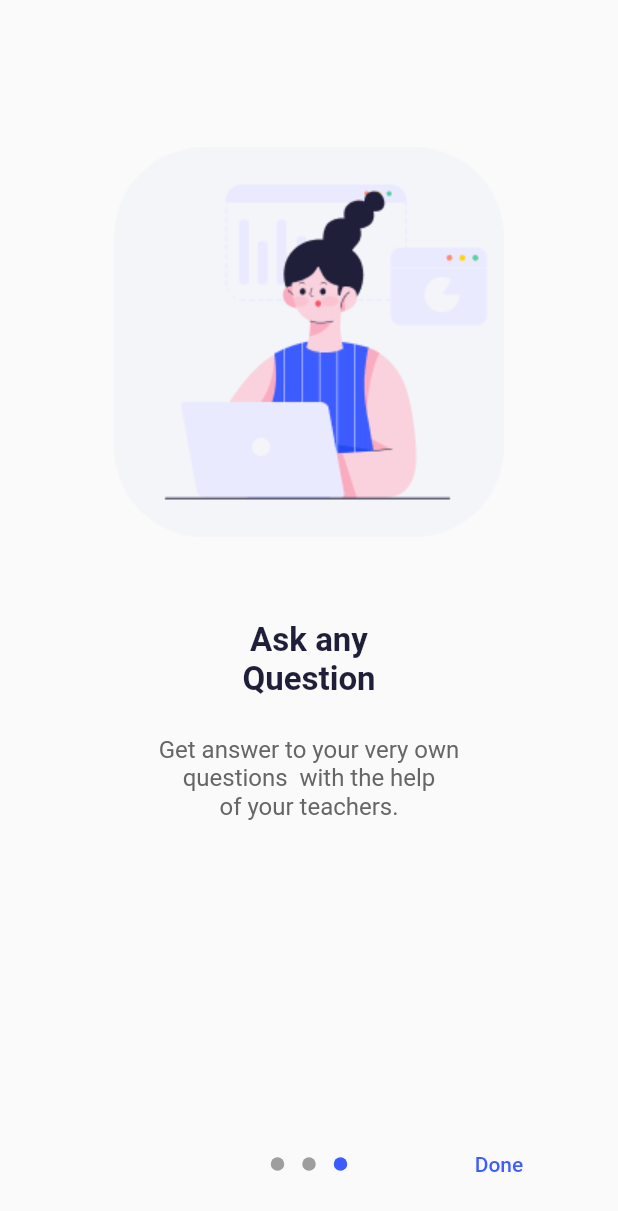
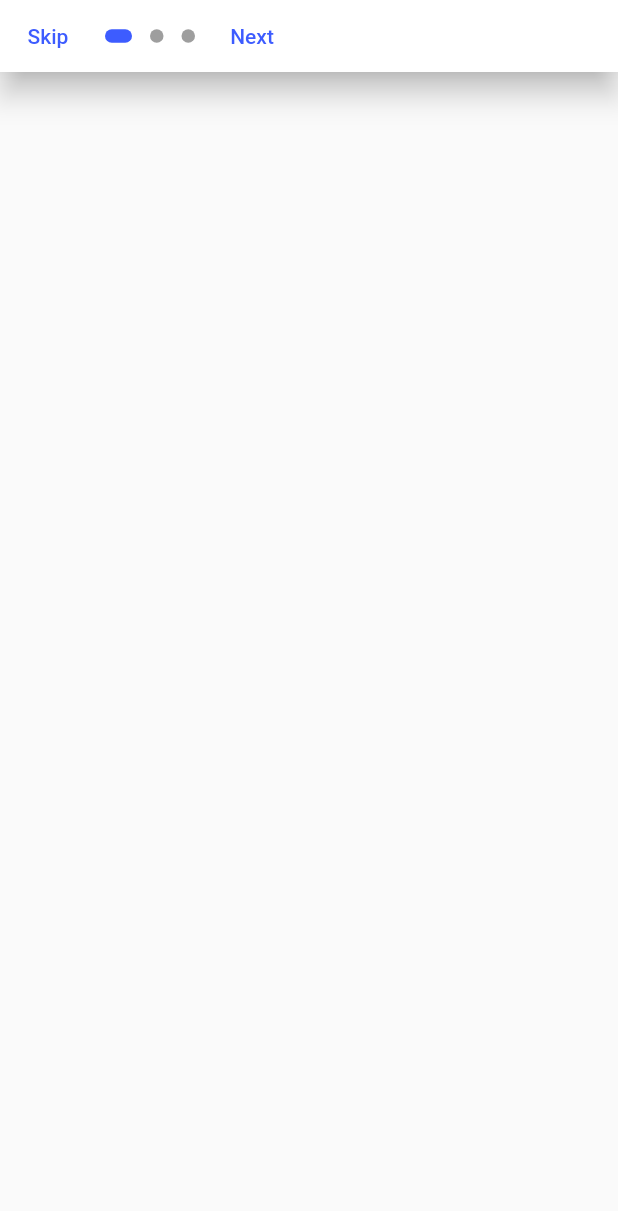
Before and after one commit to BruceLeeAnuragK/project_vidya, a Flutter app: the screen it shows after launch, after a tap on "Skip", on a phone screen of 412 x 824 dp. Shown: the top 1211 px of the screen. Run offline on Flutter 3.47's test engine with Material 2 defaults, Android fonts, the phone set to English and light mode, and no system bars; drawn by our look-alikes of dots_indicator, introduction_screen; our stand-ins replace animated_splash_screen, cloud_firestore, dio, firebase_auth, firebase_core, get and 3 more; missing offline and left inert: flutter_inappwebview; accounts and stored records are empty; network calls fail.

Commit message:
05/12/2023  07:55

```diff
--- a/lib/view/screen/Chapters/english_chapter_page.dart
+++ b/lib/view/screen/Chapters/english_chapter_page.dart
@@ -68,7 +68,8 @@ class EnglishChapterPage extends StatelessWidget {
                 ),
               );
             }
-            }),
+          },
+        ),
       ),
     );
   }
--- a/lib/view/screen/Intro/intro_page.dart
+++ b/lib/view/screen/Intro/intro_page.dart
@@ -1,8 +1,5 @@
+import 'package:dots_indicator/dots_indicator.dart';
 import 'package:flutter/material.dart';
-import 'package:introduction_screen/introduction_screen.dart';
-
-import '../../../utils/imgPath_utils.dart';
-import '../../../utils/route_utils.dart';
 
 class IntroScreen extends StatelessWidget {
   const IntroScreen({super.key});
@@ -11,96 +8,42 @@ class IntroScreen extends StatelessWidget {
   Widget build(BuildContext context) {
     return SafeArea(
       child: Scaffold(
-        body: IntroductionScreen(
-          dotsDecorator: DotsDecorator(
-            color: Colors.grey,
-            activeColor: Color(0xff3d5cff),
-          ),
-          pages: [
-            PageViewModel(
-              title: "Numerous free\ntrial courses",
-              image: Padding(
-                padding: const EdgeInsets.only(top: 20),
-                child: Image.asset(ImgPath.path + ImgPath.intro1),
-              ),
-              decoration: const PageDecoration(
-                titleTextStyle: TextStyle(
-                  color: Color(0xff1F1F39),
-                  fontSize: 22,
-                  fontWeight: FontWeight.bold,
-                ),
-                bodyTextStyle: TextStyle(
-                  color: Color(0xff666666),
-                  fontSize: 16,
+        body: BottomAppBar(
+          color: Colors.white,
+          child: Row(
+            children: [
+              TextButton(
+                onPressed: () {},
+                child: Text(
+                  "Skip",
+                  style: TextStyle(
+                    color: Color(0xff3d5cff),
                   ),
                 ),
-              body: "Free courses for you to\nfind your way learning.",
               ),
-            PageViewModel(
-              title: "Quick and easy\nlearning",
-              image: Image.asset(ImgPath.path + ImgPath.intro2),
-              decoration: const PageDecoration(
-                titleTextStyle: TextStyle(
-                  color: Color(0xff1F1F39),
-                  fontSize: 22,
-                  fontWeight: FontWeight.bold,
-                ),
-                bodyTextStyle: TextStyle(
-                  color: Color(0xff666666),
-                  fontSize: 16,
+              DotsIndicator(
+                dotsCount: 3,
+                position: 0,
+                decorator: DotsDecorator(
+                  activeColor: Color(0xff3d5cff),
+                  size: const Size.square(9.0),
+                  activeSize: const Size(18.0, 9.0),
+                  activeShape: RoundedRectangleBorder(
+                    borderRadius: BorderRadius.circular(5.0),
                   ),
                 ),
-              body:
-                  "Easy and fast learning at\nant time to help you\nimprove various skills.",
               ),
-            PageViewModel(
-              title: "Ask any\nQuestion",
-              image: Image.asset(ImgPath.path + ImgPath.intro3),
-              decoration: const PageDecoration(
-                titleTextStyle: TextStyle(
-                  color: Color(0xff1F1F39),
-                  fontSize: 22,
-                  fontWeight: FontWeight.bold,
-                ),
-                bodyTextStyle: TextStyle(
-                  color: Color(0xff666666),
-                  fontSize: 16,
-                ),
-              ),
-              body:
-                  "Get answer to your very own\nquestions  with the help\nof your teachers.",
-            ),
-          ],
-          next: const Text(
+              TextButton(
+                onPressed: () {},
+                child: Text(
                   "Next",
                   style: TextStyle(
                     color: Color(0xff3d5cff),
                   ),
                 ),
-          done: TextButton(
-            onPressed: () {
-              Navigator.of(context).pushReplacementNamed(MyRoutes.registerPage);
-            },
-            child: const Text(
-              "Done",
-              style: TextStyle(
-                color: Color(0xff3d5cff),
               ),
+            ],
           ),
-          ),
-          curve: Curves.easeInOut,
-          showDoneButton: true,
-          showNextButton: true,
-          showSkipButton: true,
-          skip: const Text(
-            "Skip",
-            style: TextStyle(
-              color: Color(0xff3d5cff),
-            ),
-          ),
-          onDone: () {
-            Navigator.of(context).pushReplacementNamed(MyRoutes.registerPage);
-          },
         ),
       ),
     );
--- a/lib/view/screen/Register/page/register_page.dart
+++ b/lib/view/screen/Register/page/register_page.dart
@@ -85,7 +85,6 @@ class _RegisterPageState extends State<RegisterPage> {
                   keyboardType: TextInputType.emailAddress,
                   strutStyle: StrutStyle.disabled,
                   decoration: InputDecoration(
-                    label: Text("Email"),
                     hintText: "Email",
                     border: OutlineInputBorder(
                       borderRadius: BorderRadius.circular(10),
--- a/lib/view/screen/topic/page/english_topic_page.dart
+++ b/lib/view/screen/topic/page/english_topic_page.dart
@@ -49,7 +49,8 @@ class EnglishTopicPage extends StatelessWidget {
                     color: const Color(0xff3d5cff),
                     child: ListTile(
                       onTap: () {
-                        Get.toNamed(MyRoutes.exercisePage);
+                        Get.toNamed(MyRoutes.exercisePage,
+                            arguments: topics[index]);
                       },
                       title: Text(
                         topics[index]['name'],
--- a/lib/view/screen/topic/page/exercise_page.dart
+++ b/lib/view/screen/topic/page/exercise_page.dart
@@ -2,8 +2,6 @@ import 'package:flutter/material.dart';
 import 'package:get/get.dart';
 import 'package:google_fonts/google_fonts.dart';
 import 'package:project_vidya/helper/api_helper.dart';
-
-import '../../Register/model/user_model.dart';
 
 class ExercisePage extends StatefulWidget {
   ExercisePage({Key? key}) : super(key: key);
@@ -27,7 +25,7 @@ class _ExercisePageState extends State<ExercisePage> {
 
   @override
   Widget build(BuildContext context) {
-    User? user = Get.arguments;
+    int topicIndex = Get.arguments;
     TextEditingController answerController = TextEditingController();
     bool seeAnswer = false;
     return Scaffold(
@@ -74,7 +72,7 @@ class _ExercisePageState extends State<ExercisePage> {
                           child: Padding(
                             padding: const EdgeInsets.all(10),
                             child: Text(
-                              "${index + 1} : ${data[index]['question']}",
+                              "${index + 1} : ${data[topicIndex]['question']}",
                               style: TextStyle(
                                 color: Colors.black,
                                 fontWeight: FontWeight.bold,
@@ -104,7 +102,7 @@ class _ExercisePageState extends State<ExercisePage> {
                         onPressed: () {
                           setState(
                             () {
-                              answer[index] = !answer[index];
+                              answer[topicIndex] = !answer[topicIndex];
                             },
                           );
                         },
@@ -115,7 +113,7 @@ class _ExercisePageState extends State<ExercisePage> {
                               fontWeight: FontWeight.bold),
                         ),
                       ),
-                      answer[index]
+                      answer[topicIndex]
                           ? Padding(
                               padding: const EdgeInsets.all(8.0),
                               child: SizedBox(
@@ -126,7 +124,7 @@ class _ExercisePageState extends State<ExercisePage> {
                                   child: Container(
                                     alignment: Alignment.centerLeft,
                                     child: Text(
-                                      "Answer :\n${data[index]['answer']}",
+                                      "Answer :\n${data[topicIndex]['answer']}",
                                       style: TextStyle(
                                         fontSize: 10,
                                         fontWeight: FontWeight.bold,
--- a/pubspec.yaml
+++ b/pubspec.yaml
@@ -56,6 +56,7 @@ dependencies:
   crypto:
   introduction_screen:
   gap:
+  dots_indicator:
 
 
 
```
Also changed, not shown: lib/view/screen/Intro/component/intro1_screen.dart (added, +48 -0 lines), lib/view/screen/Intro/component/intro2_screen.dart (added, +48 -0 lines), lib/view/screen/Intro/component/intro3_screen.dart (added, +48 -0 lines), lib/view/screen/Intro/select_category_page.dart (+4 -4 lines), lib/view/screen/home/page/student_home_page.dart (+13 -2 lines), pubspec.lock. Lines whose indentation alone changed are shown as unchanged.
